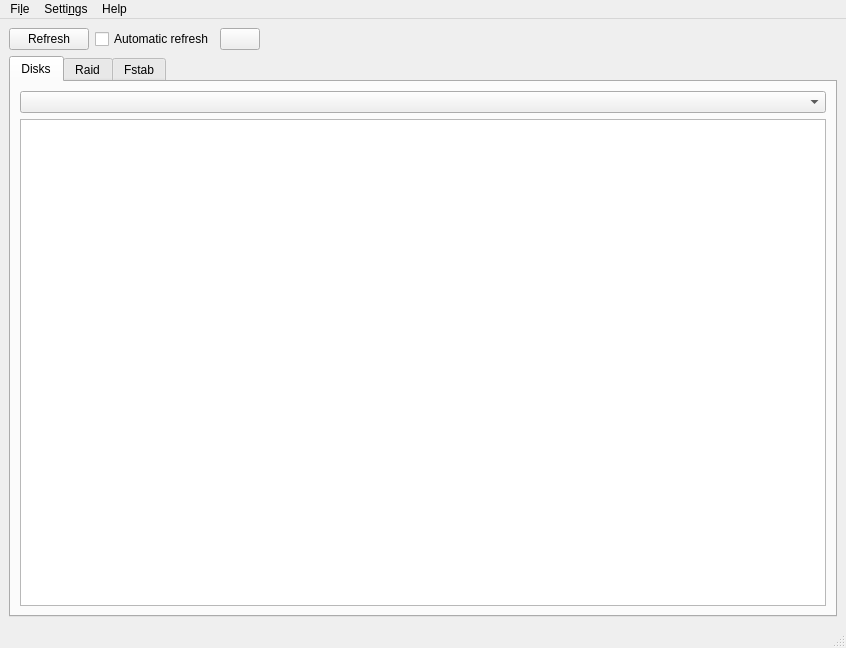
This is ui/main.ui in iddekingej/blgui as Qt 5 draws it before an edit. The edited form follows.
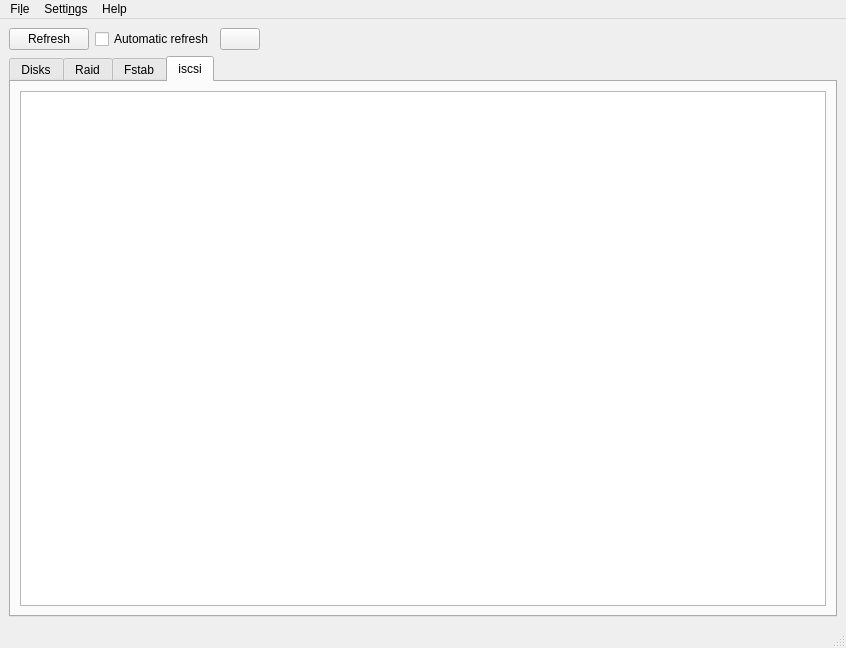
This is the edited form. The open tabs and pages were chosen to show the change. Icons and pictures are not drawn.

Commit message: *Add scsi bus to device info *Add iscsi address to device info *iscsi tab

```diff
--- a/ui/main.ui
+++ b/ui/main.ui
@@ -171,6 +171,16 @@
           </item>
          </layout>
         </widget>
+        <widget class="QWidget" name="tab_2">
+         <attribute name="title">
+          <string>iscsi</string>
+         </attribute>
+         <layout class="QHBoxLayout" name="horizontalLayout_5">
+          <item>
+           <widget class="QTableView" name="iscsiTable"/>
+          </item>
+         </layout>
+        </widget>
        </widget>
       </item>
      </layout>
```
The commit also changes 11 other files.
